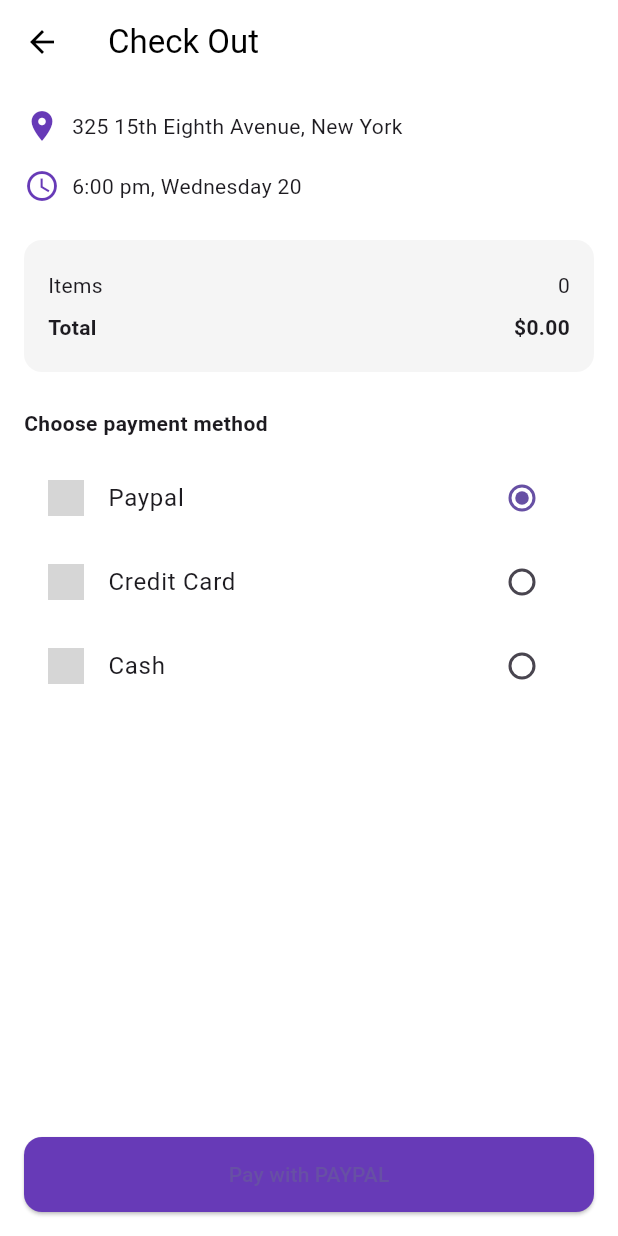
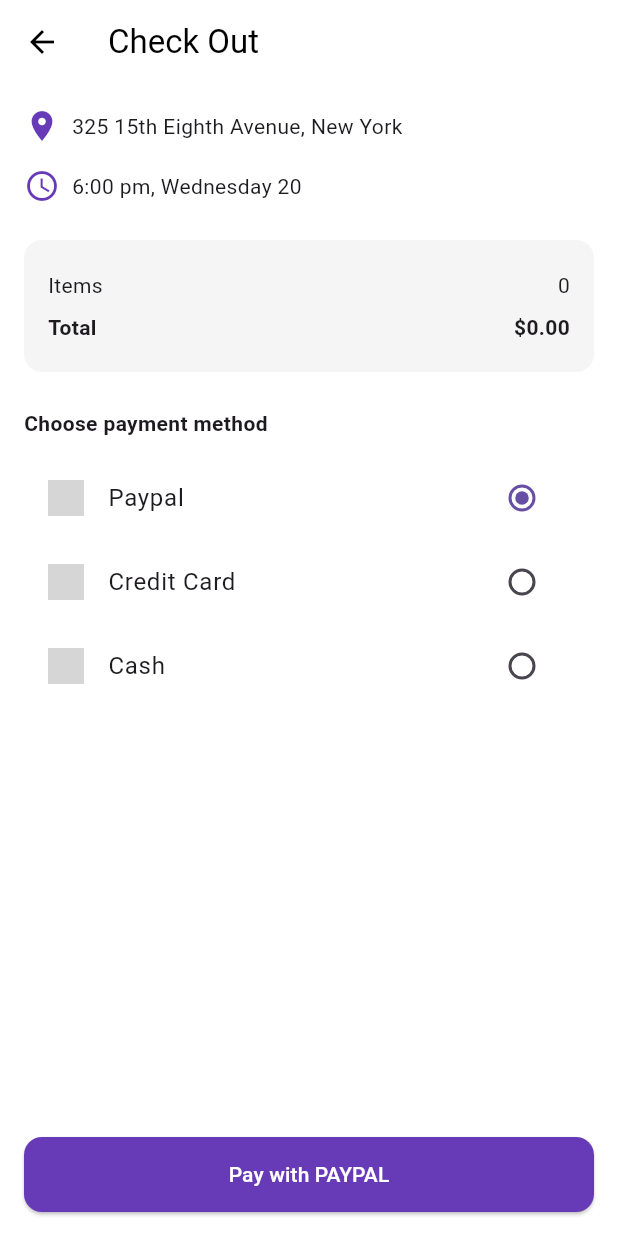
Before and after one commit to MennaElsekily/e-commerce-app, a Flutter app: the CheckoutScreen screen opened directly with empty values, on a phone screen of 412 x 824 dp. Run offline on Flutter 3.47's test engine with Material 3 defaults, Android fonts, the phone set to English and light mode, and no system bars; our stand-ins replace flutter_animate, shared_preferences; accounts and stored records are empty; project files that could hold a hidden picture were left out; grey boxes are pictures that could not be loaded.

Commit message:
project is done

```diff
--- a/lib/screens/checkout_screen.dart
+++ b/lib/screens/checkout_screen.dart
@@ -130,7 +130,10 @@ class _CheckoutScreenState extends State<CheckoutScreen> {
                   MaterialPageRoute(builder: (_) => const OrderHistoryScreen()),
                 );
               },
-              child: Text("Pay with ${_paymentMethod.toUpperCase()}"),
+              child: Text(
+                "Pay with ${_paymentMethod.toUpperCase()}",
+                style: TextStyle(color: Colors.white),
+              ),
             ),
           ],
         ),
--- a/lib/screens/order_history_screen.dart
+++ b/lib/screens/order_history_screen.dart
@@ -134,7 +134,10 @@ class _OrderHistoryScreenState extends State<OrderHistoryScreen>
                   ),
                 ),
                 onPressed: () {},
-                child: const Text("Track Order"),
+                child: const Text(
+                  "Track Order",
+                  style: TextStyle(color: Colors.white),
+                ),
               ),
             ],
           ),
--- a/lib/screens/products_screen.dart
+++ b/lib/screens/products_screen.dart
@@ -3,7 +3,6 @@ import 'package:provider/provider.dart';
 import '../providers/products_provider.dart';
 import '../models/product_model.dart';
 import 'productdetail_screen.dart';
-// ✅ add this import
 import '../providers/cart_provider.dart';
 
 const _kPurple = Color(0xFF6C4CFF);
@@ -52,7 +51,10 @@ class _ProductsScreenState extends State<ProductsScreen> {
         actions: [
           IconButton(
             icon: const Icon(Icons.search, color: Colors.black),
-            onPressed: () {},
+            onPressed: () {
+              // ✅ Return to Home and ask it to focus the search bar
+              Navigator.pop(context, 'focus-search');
+            },
           ),
           const SizedBox(width: 4),
         ],
```
Also changed, not shown: lib/screens/home_screen.dart (+17 -6 lines).
